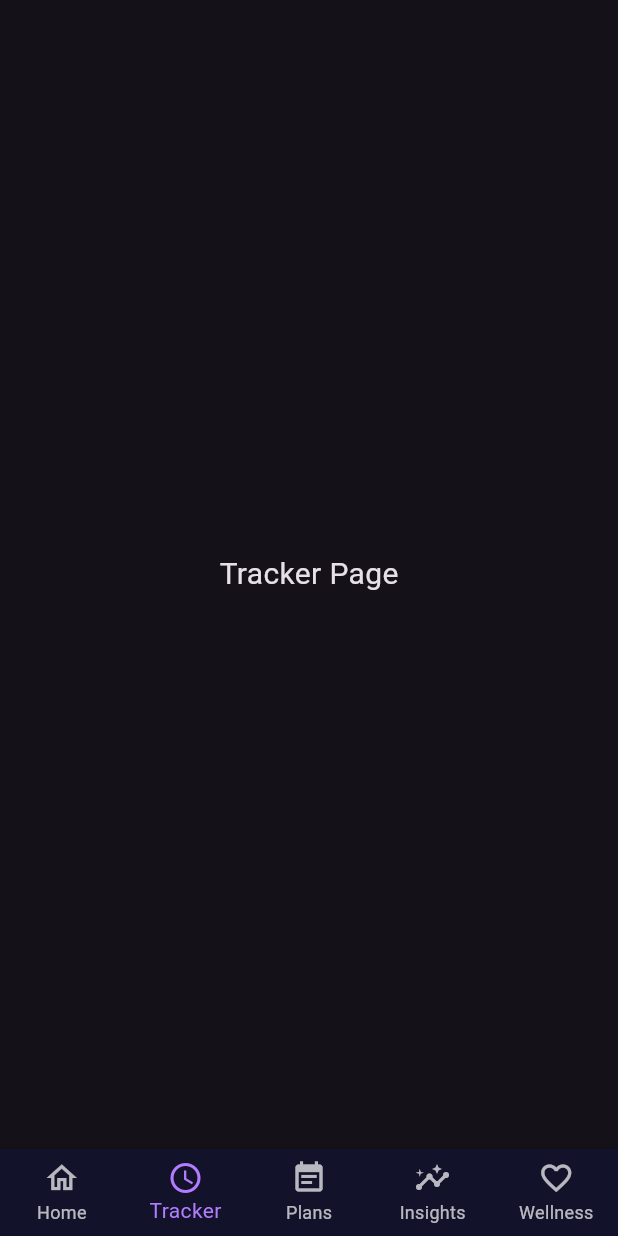
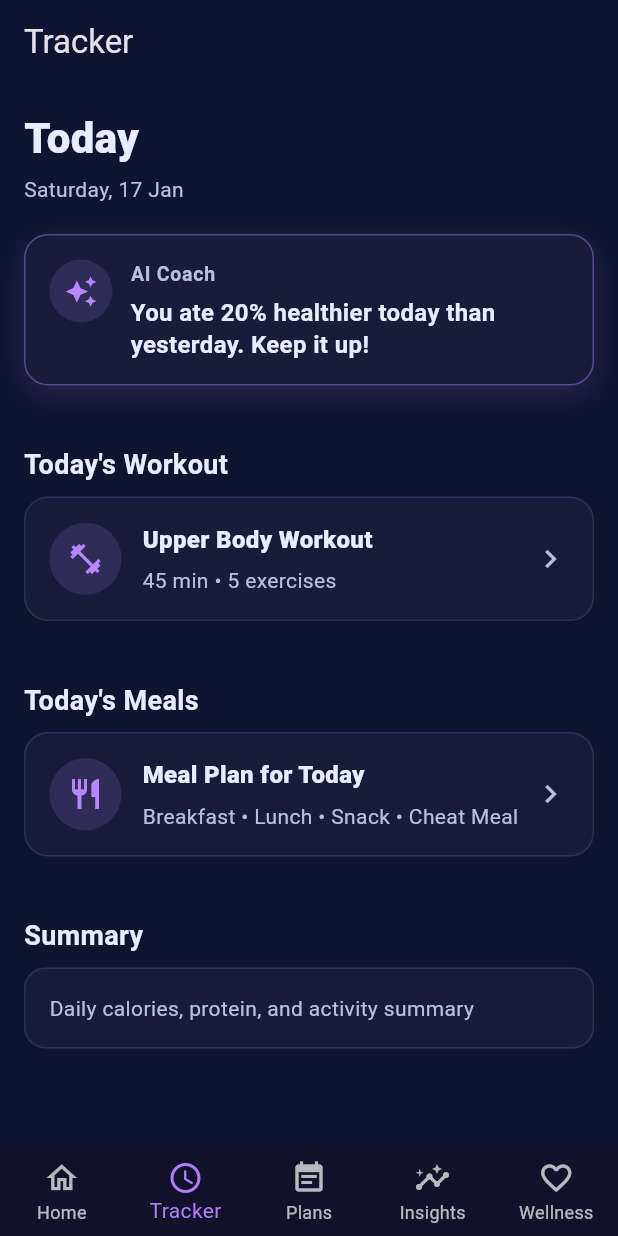
Before and after one commit to Sahana-Lakshmipathy-1/Final-Year-Project, a Flutter app: the screen it shows after launch, item 2 of the bottom bar chosen, on a phone screen of 412 x 824 dp. Run offline on Flutter 3.47's test engine with Material 3 defaults, Android fonts, the phone set to English and light mode, and no system bars; our stand-ins replace fl_chart.

Commit message:
tracker page screen

```diff
--- /dev/null
+++ b/lib/layouts/tracker/ai_suggestion_card.dart
@@ -0,0 +1,88 @@
+import 'package:flutter/material.dart';
+
+class AISuggestionCard extends StatelessWidget {
+  final String message;
+  final String title;
+  final IconData icon;
+  final Color accentColor;
+
+  const AISuggestionCard({
+    super.key,
+    required this.message,
+    this.title = "AI Coach",
+    this.icon = Icons.auto_awesome,
+    this.accentColor = const Color(0xFFB787FF),
+  });
+
+  @override
+  Widget build(BuildContext context) {
+    const bg = Color(0xFF181C3A);
+    const text = Color(0xFFE9ECFF);
+    const muted = Color(0xFFB7C0E0);
+
+    return Container(
+      margin: const EdgeInsets.only(bottom: 16),
+      padding: const EdgeInsets.all(16),
+      decoration: BoxDecoration(
+        color: bg,
+        borderRadius: BorderRadius.circular(16),
+        border: Border.all(color: accentColor.withOpacity(0.4)),
+        boxShadow: [
+          BoxShadow(
+            color: accentColor.withOpacity(0.15),
+            blurRadius: 18,
+            offset: const Offset(0, 6),
+          ),
+        ],
+      ),
+      child: Row(
+        crossAxisAlignment: CrossAxisAlignment.start,
+        children: [
+          /// ICON
+          Container(
+            padding: const EdgeInsets.all(10),
+            decoration: BoxDecoration(
+              color: accentColor.withOpacity(0.15),
+              shape: BoxShape.circle,
+            ),
+            child: Icon(
+              icon,
+              color: accentColor,
+              size: 22,
+            ),
+          ),
+
+          const SizedBox(width: 12),
+
+          /// TEXT
+          Expanded(
+            child: Column(
+              crossAxisAlignment: CrossAxisAlignment.start,
+              children: [
+                Text(
+                  title,
+                  style: const TextStyle(
+                    fontSize: 13,
+                    fontWeight: FontWeight.w700,
+                    color: muted,
+                    letterSpacing: 0.5,
+                  ),
+                ),
+                const SizedBox(height: 6),
+                Text(
+                  message,
+                  style: const TextStyle(
+                    fontSize: 16,
+                    fontWeight: FontWeight.w600,
+                    color: text,
+                    height: 1.3,
+                  ),
+                ),
+              ],
+            ),
+          ),
+        ],
+      ),
+    );
+  }
+}
--- /dev/null
+++ b/lib/layouts/tracker/today_plan_card.dart
@@ -0,0 +1,83 @@
+import 'package:flutter/material.dart';
+
+class TodayPlanCard extends StatelessWidget {
+  final String title;
+  final String subtitle;
+  final IconData icon;
+  final VoidCallback onTap;
+
+  const TodayPlanCard({
+    super.key,
+    required this.title,
+    required this.subtitle,
+    required this.icon,
+    required this.onTap,
+  });
+
+  @override
+  Widget build(BuildContext context) {
+    const bg = Color(0xFF181C3A);
+    const border = Color(0xFF2C315C);
+    const accent = Color(0xFFB787FF);
+    const text = Color(0xFFE9ECFF);
+    const muted = Color(0xFFB7C0E0);
+
+    return GestureDetector(
+      onTap: onTap,
+      child: Container(
+        margin: const EdgeInsets.only(bottom: 16),
+        padding: const EdgeInsets.all(16),
+        decoration: BoxDecoration(
+          color: bg,
+          borderRadius: BorderRadius.circular(16),
+          border: Border.all(color: border),
+        ),
+        child: Row(
+          children: [
+            /// ICON
+            Container(
+              padding: const EdgeInsets.all(12),
+              decoration: BoxDecoration(
+                color: accent.withOpacity(0.15),
+                shape: BoxShape.circle,
+              ),
+              child: Icon(icon, color: accent),
+            ),
+
+            const SizedBox(width: 14),
+
+            /// TEXT
+            Expanded(
+              child: Column(
+                crossAxisAlignment: CrossAxisAlignment.start,
+                children: [
+                  Text(
+                    title,
+                    style: const TextStyle(
+                      fontSize: 16,
+                      fontWeight: FontWeight.w800,
+                      color: text,
+                    ),
+                  ),
+                  const SizedBox(height: 6),
+                  Text(
+                    subtitle,
+                    style: const TextStyle(
+                      fontSize: 14,
+                      color: muted,
+                    ),
+                  ),
+                ],
+              ),
+            ),
+
+            const Icon(
+              Icons.chevron_right,
+              color: muted,
+            ),
+          ],
+        ),
+      ),
+    );
+  }
+}
--- a/lib/main_screen.dart
+++ b/lib/main_screen.dart
@@ -5,6 +5,7 @@ import 'package:lumora/pages/insights.dart';
 import 'package:lumora/pages/plans.dart';
 import 'package:lumora/pages/wellness.dart';
 import 'package:lumora/components/bottom_navbar.dart';
+import 'package:lumora/pages/tracker.dart';
 
 class MainScreen extends StatefulWidget {
   const MainScreen({super.key});
@@ -16,13 +17,12 @@ class MainScreen extends StatefulWidget {
 class _MainScreenState extends State<MainScreen> {
   int _currentIndex = 0;
 
-  // ✅ Replace placeholders with actual pages
   final List<Widget> _pages = const [
-    HomeScreen(), // replace with HomePage() if your class is named that
-    Center(child: Text("Tracker Page", style: TextStyle(fontSize: 20))),
+    HomeScreen(),
+    TrackerScreen(),
     PlansScreen(),
-    InsightsScreen(), // make sure InsightsScreen matches your insights.dart
-    WellnessPage(), // ✅ now using your wellness.dart screen
+    InsightsScreen(),
+    WellnessPage(),
   ];
 
   void _onTabTapped(int index) {
--- /dev/null
+++ b/lib/pages/tracker.dart
@@ -0,0 +1,121 @@
+import 'package:flutter/material.dart';
+import 'package:intl/intl.dart';
+import 'package:lumora/layouts/tracker/ai_suggestion_card.dart';
+import 'package:lumora/layouts/tracker/today_plan_card.dart';
+
+class TrackerScreen extends StatelessWidget {
+  const TrackerScreen({super.key});
+
+  @override
+  Widget build(BuildContext context) {
+    const bgColor = Color(0xFF0F1431);
+    const textPrimary = Color(0xFFE9ECFF);
+    const textMuted = Color(0xFFB7C0E0);
+
+    final today = DateFormat('EEEE, d MMM').format(DateTime.now());
+
+    return Scaffold(
+      backgroundColor: bgColor,
+      appBar: AppBar(
+        title: const Text("Tracker"),
+        backgroundColor: bgColor,
+        elevation: 0,
+      ),
+      body: SafeArea(
+        child: ListView(
+          padding: const EdgeInsets.all(16),
+          children: [
+            /// HEADER
+            Text(
+              "Today",
+              style: const TextStyle(
+                fontSize: 28,
+                fontWeight: FontWeight.w800,
+                color: textPrimary,
+              ),
+            ),
+            const SizedBox(height: 4),
+            Text(
+              today,
+              style: const TextStyle(
+                fontSize: 14,
+                color: textMuted,
+              ),
+            ),
+
+            const SizedBox(height: 20),
+
+            /// AI SUGGESTION CARD
+            const AISuggestionCard(
+              message:
+                  "You ate 20% healthier today than yesterday. Keep it up!",
+            ),
+
+            /// TODAY'S WORKOUT
+            _sectionTitle("Today's Workout"),
+            TodayPlanCard(
+              title: "Upper Body Workout",
+              subtitle: "45 min • 5 exercises",
+              icon: Icons.fitness_center,
+              onTap: () {
+                // TODO: Navigate to WorkoutDetailScreen
+                debugPrint("Navigate to workout details");
+              },
+            ),
+
+            /// TODAY'S MEALS
+            _sectionTitle("Today's Meals"),
+            TodayPlanCard(
+              title: "Meal Plan for Today",
+              subtitle: "Breakfast • Lunch • Snack • Cheat Meal",
+              icon: Icons.restaurant,
+              onTap: () {
+                // TODO: Navigate to MealDetailScreen
+                debugPrint("Navigate to meal details");
+              },
+            ),
+
+            /// DAILY SUMMARY (keep for later)
+            _sectionTitle("Summary"),
+            _placeholderCard(
+              "Daily calories, protein, and activity summary",
+            ),
+          ],
+        ),
+      ),
+    );
+  }
+
+  /// SECTION TITLE
+  Widget _sectionTitle(String title) {
+    return Padding(
+      padding: const EdgeInsets.only(top: 24, bottom: 8),
+      child: Text(
+        title,
+        style: const TextStyle(
+          fontSize: 18,
+          fontWeight: FontWeight.w700,
+          color: Color(0xFFE9ECFF),
+        ),
+      ),
+    );
+  }
+
+  /// PLACEHOLDER CARD
+  Widget _placeholderCard(String text) {
+    return Container(
+      padding: const EdgeInsets.all(16),
+      decoration: BoxDecoration(
+        color: const Color(0xFF181C3A),
+        borderRadius: BorderRadius.circular(14),
+        border: Border.all(color: const Color(0xFF2C315C)),
+      ),
+      child: Text(
+        text,
+        style: const TextStyle(
+          color: Color(0xFFB7C0E0),
+        ),
+      ),
+    );
+  }
+}
--- a/pubspec.yaml
+++ b/pubspec.yaml
@@ -27,6 +27,7 @@ dependencies:
 
   # Responsiveness
   responsive_framework: ^1.4.0
+  intl: ^0.20.2
 
 dev_dependencies:
   flutter_test:
```
Also changed, not shown: pubspec.lock.
